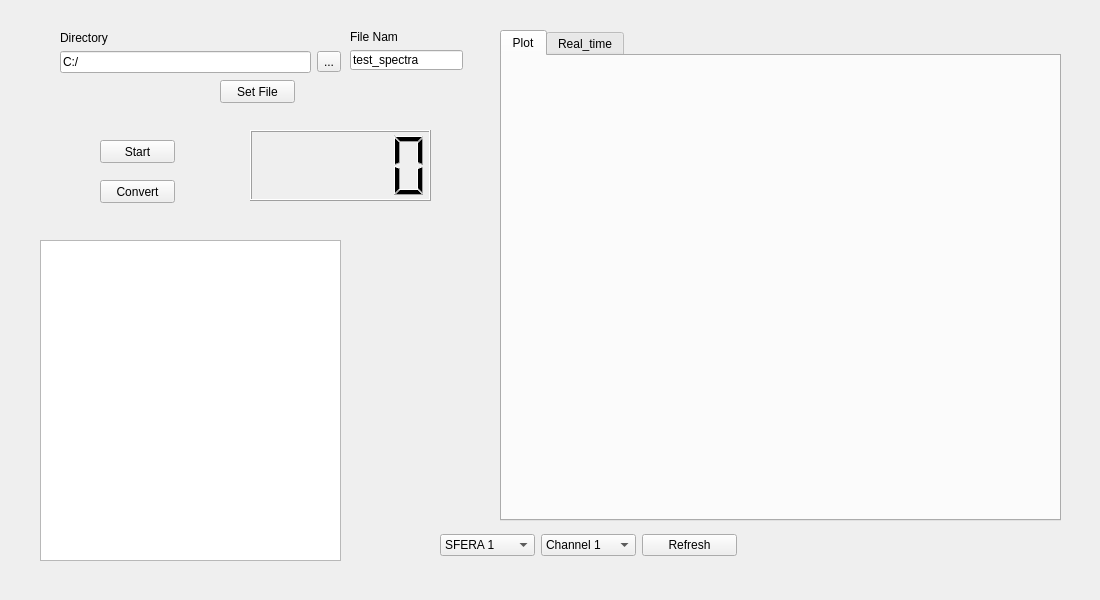
Before: the Qt Designer form spectra.ui in Pietro-King/Kerberos_GUI, drawn with Qt 5.
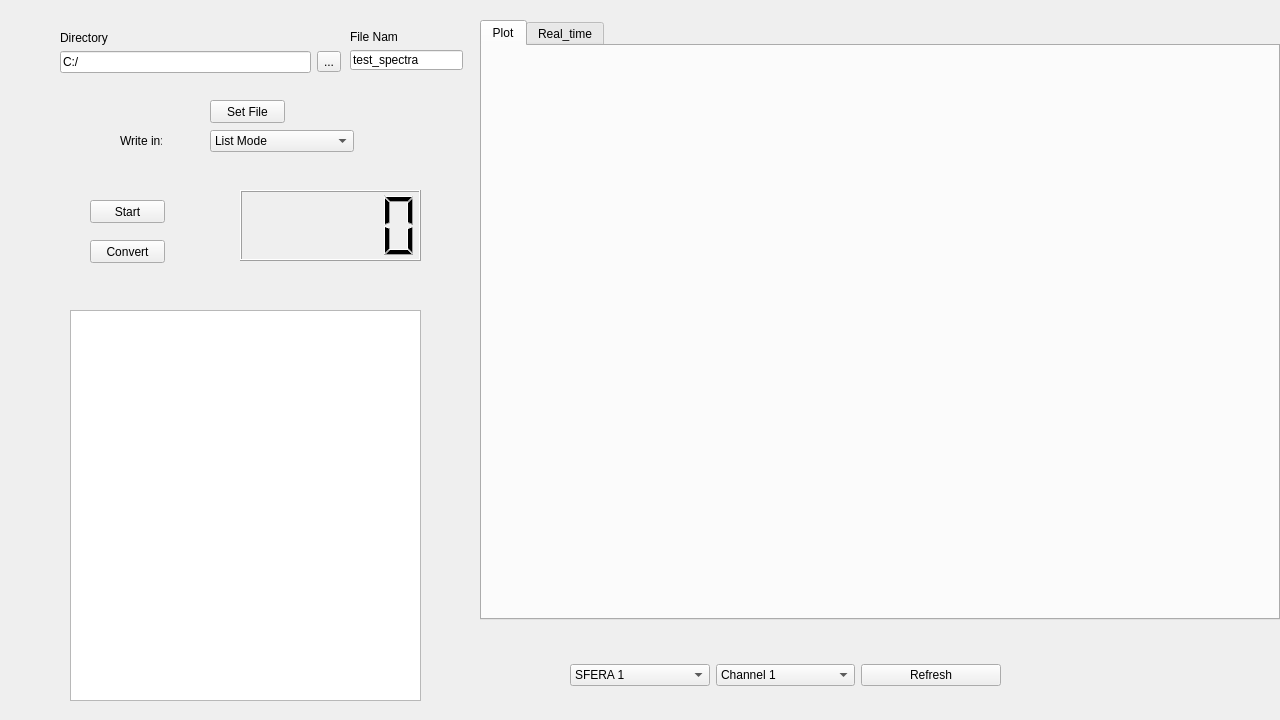
After: the same form once the commit is applied. The open tabs and pages were chosen to show the change. Custom widgets are drawn as their Qt base class.

Commit message:
Upgraded GUI window size
gui window resized and added the only list mode

The edit to the form file:
```diff
--- a/spectra.ui
+++ b/spectra.ui
@@ -6,8 +6,8 @@
    <rect>
     <x>0</x>
     <y>0</y>
-    <width>1100</width>
-    <height>600</height>
+    <width>1280</width>
+    <height>720</height>
    </rect>
   </property>
   <property name="windowTitle">
@@ -55,8 +55,8 @@
   <widget class="QPushButton" name="start">
    <property name="geometry">
     <rect>
-     <x>100</x>
-     <y>140</y>
+     <x>90</x>
+     <y>200</y>
      <width>75</width>
      <height>23</height>
     </rect>
@@ -68,8 +68,8 @@
   <widget class="QPushButton" name="convert">
    <property name="geometry">
     <rect>
-     <x>100</x>
-     <y>180</y>
+     <x>90</x>
+     <y>240</y>
      <width>75</width>
      <height>23</height>
     </rect>
@@ -81,9 +81,9 @@
   <widget class="QWidget" name="layoutWidget_2">
    <property name="geometry">
     <rect>
-     <x>440</x>
-     <y>530</y>
-     <width>297</width>
+     <x>570</x>
+     <y>660</y>
+     <width>431</width>
      <height>30</height>
     </rect>
    </property>
@@ -261,8 +261,8 @@
   <widget class="LCDNumber" name="lcd_display">
    <property name="geometry">
     <rect>
-     <x>250</x>
-     <y>130</y>
+     <x>240</x>
+     <y>190</y>
      <width>181</width>
      <height>71</height>
     </rect>
@@ -284,20 +284,20 @@
   <widget class="QTextBrowser" name="logger">
    <property name="geometry">
     <rect>
-     <x>40</x>
-     <y>240</y>
-     <width>301</width>
-     <height>321</height>
+     <x>70</x>
+     <y>310</y>
+     <width>351</width>
+     <height>391</height>
     </rect>
    </property>
   </widget>
   <widget class="QTabWidget" name="tabWidget">
    <property name="geometry">
     <rect>
-     <x>500</x>
-     <y>30</y>
-     <width>561</width>
-     <height>491</height>
+     <x>480</x>
+     <y>20</y>
+     <width>800</width>
+     <height>600</height>
     </rect>
    </property>
    <property name="currentIndex">
@@ -310,10 +310,10 @@
     <widget class="QCustomPlot" name="widget" native="true">
      <property name="geometry">
       <rect>
-       <x>50</x>
-       <y>50</y>
-       <width>391</width>
-       <height>401</height>
+       <x>30</x>
+       <y>30</y>
+       <width>700</width>
+       <height>500</height>
       </rect>
      </property>
     </widget>
@@ -337,8 +337,8 @@
   <widget class="QPushButton" name="set_file">
    <property name="geometry">
     <rect>
-     <x>220</x>
-     <y>80</y>
+     <x>210</x>
+     <y>100</y>
      <width>75</width>
      <height>23</height>
     </rect>
@@ -347,6 +347,39 @@
     <string>Set File</string>
    </property>
   </widget>
+  <widget class="QComboBox" name="write_mode">
+   <property name="geometry">
+    <rect>
+     <x>210</x>
+     <y>130</y>
+     <width>144</width>
+     <height>22</height>
+    </rect>
+   </property>
+   <item>
+    <property name="text">
+     <string>List Mode</string>
+    </property>
+   </item>
+   <item>
+    <property name="text">
+     <string>Spectra Mode</string>
+    </property>
+   </item>
+  </widget>
+  <widget class="QLabel" name="label">
+   <property name="geometry">
+    <rect>
+     <x>120</x>
+     <y>130</y>
+     <width>42</width>
+     <height>22</height>
+    </rect>
+   </property>
+   <property name="text">
+    <string>Write in:</string>
+   </property>
+  </widget>
  </widget>
  <customwidgets>
   <customwidget>
```
Left out of the diff: 8 changed lines with no effect on the pictures. The commit also changes 5 other files.
